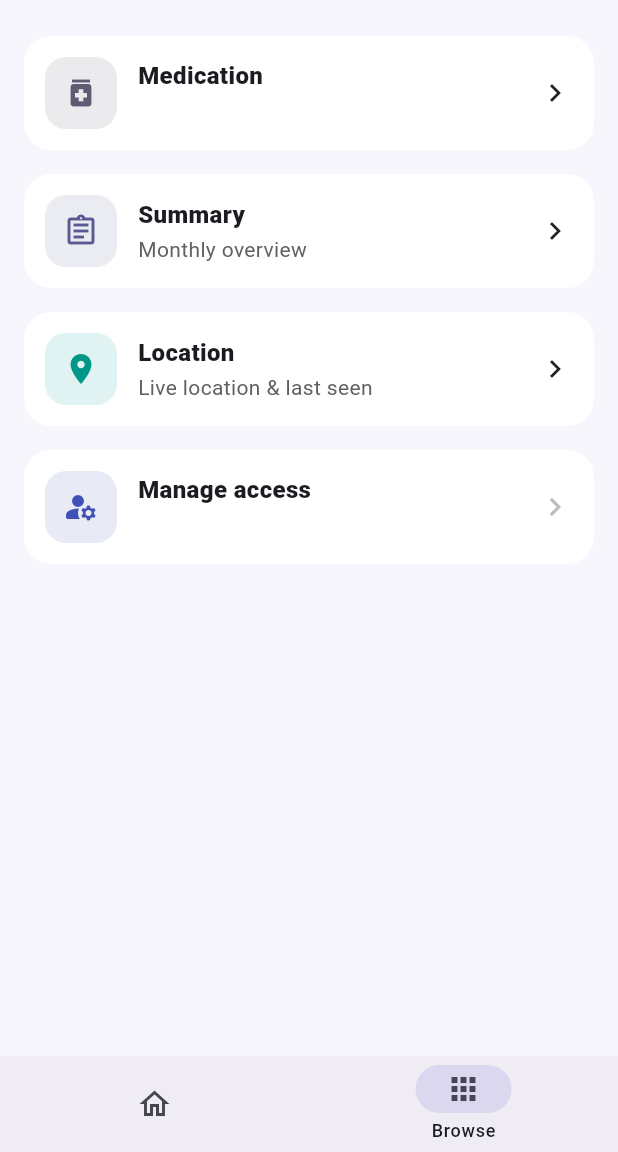
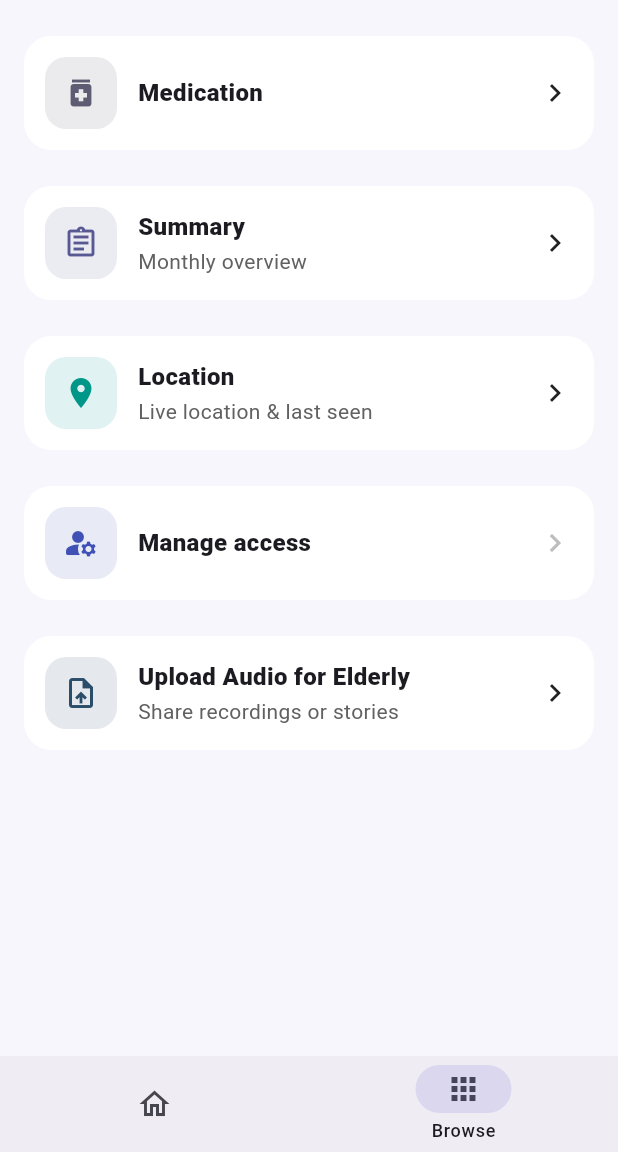
Before and after one commit to Majdalru/2025_GP_13, a Flutter app: the HomeShell screen opened directly, item 2 of the bottom bar chosen, on a phone screen of 412 x 824 dp, the part 84-1236 px from its top. Run offline on Flutter 3.47's test engine with Material 3 defaults, Android fonts, the phone set to English and light mode, and no system bars; our stand-ins replace cloud_firestore, firebase_auth, firebase_core, shared_preferences; accounts and stored records are empty.

Commit message:
Update browse_page.dart

```diff
--- a/lib/Screens/browse_page.dart
+++ b/lib/Screens/browse_page.dart
@@ -2,6 +2,7 @@ import 'package:flutter/material.dart';
 import 'package:flutter_application_1/medmain.dart';
 import 'meds_summary_page.dart';
 import 'location_page.dart';
+import 'upload_audio_page.dart'; // 🆕 صفحة رفع الصوتيات
 
 class BrowsePage extends StatelessWidget {
   const BrowsePage({super.key});
@@ -10,84 +11,119 @@ class BrowsePage extends StatelessWidget {
   Widget build(BuildContext context) {
     final cs = Theme.of(context).colorScheme;
 
-    return ListView(
+    // 🔹 عناصر التصفح (قابلة للتوسّع بسهولة)
+    final items = <_BrowseItem>[
+      _BrowseItem(
+        title: 'Medication',
+        subtitle: '',
+        icon: Icons.medication,
+        color: cs.secondary,
+        onTap: () => Navigator.of(context).push(
+          MaterialPageRoute(builder: (_) => const Medmain()),
+        ),
+      ),
+      _BrowseItem(
+        title: 'Summary',
+        subtitle: 'Monthly overview',
+        icon: Icons.assignment_outlined,
+        color: cs.primary,
+        onTap: () => Navigator.of(context).push(
+          MaterialPageRoute(builder: (_) => const MedsSummaryPage()),
+        ),
+      ),
+      _BrowseItem(
+        title: 'Location',
+        subtitle: 'Live location & last seen',
+        icon: Icons.location_on,
+        color: Colors.teal,
+        onTap: () => Navigator.of(context).push(
+          MaterialPageRoute(builder: (_) => const LocationPage()),
+        ),
+      ),
+      _BrowseItem(
+        title: 'Manage access',
+        subtitle: '',
+        icon: Icons.manage_accounts_rounded,
+        color: Colors.indigo,
+        onTap: null, // غير قابل للنقر
+      ),
+      _BrowseItem(
+        title: 'Upload Audio for Elderly',
+        subtitle: 'Share recordings or stories',
+        icon: Icons.upload_file,
+        color: const Color(0xFF2A4D69),
+        onTap: () => Navigator.of(context).push(
+          MaterialPageRoute(builder: (_) => const UploadAudioPage()),
+        ),
+      ),
+    ];
+
+    return ListView.separated(
       padding: const EdgeInsets.all(16),
-      children: [
-        // Medication — غير قابل للنقر
-        _browseCard(
-          context,
-          leadingBg: cs.secondary.withOpacity(.12),
-          leadingIcon: Icons.medication,
-          leadingIconColor: cs.secondary,
-          title: 'Medication',
-          subtitle: '',
-
-          onTap: () {
-            Navigator.push(
-              context,
-              MaterialPageRoute(
-                builder: (context) => const Medmain(),
-              ), // <-- FIXED
-            );
-          },
-        ),
-
-        // Summary — قابل للنقر
-        _browseCard(
-          context,
-          leadingBg: cs.primary.withOpacity(.12),
-          leadingIcon: Icons.assignment_outlined,
-          leadingIconColor: cs.primary,
-          title: 'Summary',
-          subtitle: 'Monthly overview',
-          onTap: () => Navigator.of(
-            context,
-          ).push(MaterialPageRoute(builder: (_) => const MedsSummaryPage())),
-        ),
-
-        // Location — قابل للنقر
-        _browseCard(
-          context,
-          leadingBg: Colors.teal.withOpacity(.12),
-          leadingIcon: Icons.location_on,
-          leadingIconColor: Colors.teal,
-          title: 'Location',
-          subtitle: 'Live location & last seen',
-          onTap: () => Navigator.of(
-            context,
-          ).push(MaterialPageRoute(builder: (_) => const LocationPage())),
-        ),
-
-        // Manage access — غير قابل للنقر (مثل Medication)
-        _browseCard(
-          context,
-          leadingBg: Colors.indigo.withOpacity(.12),
-          leadingIcon: Icons.manage_accounts_rounded,
-          leadingIconColor: Colors.indigo,
-          title: 'Manage access',
-          subtitle: '',
-          // لا onTap
-        ),
-      ],
+      itemCount: items.length,
+      separatorBuilder: (_, __) => const SizedBox(height: 8),
+      itemBuilder: (context, index) {
+        final it = items[index];
+        return _BrowseCard(
+          leadingBg: it.color.withOpacity(.12),
+          leadingIconColor: it.color,
+          leadingIcon: it.icon,
+          title: it.title,
+          subtitle: it.subtitle,
+          onTap: it.onTap,
+        );
+      },
     );
   }
+}
 
-  // بطاقة موحّدة
-  Widget _browseCard(
-    BuildContext context, {
-    required Color leadingBg,
-    required Color leadingIconColor,
-    required IconData leadingIcon,
-    required String title,
-    String? subtitle,
-    VoidCallback? onTap, // null => غير قابل للنقر
-  }) {
+/// نموذج بيانات بسيط
+class _BrowseItem {
+  final String title;
+  final String? subtitle;
+  final IconData icon;
+  final Color color;
+  final VoidCallback? onTap;
+
+  _BrowseItem({
+    required this.title,
+    required this.subtitle,
+    required this.icon,
+    required this.color,
+    required this.onTap,
+  });
+}
+
+/// تصميم البطاقة الموحدة
+class _BrowseCard extends StatelessWidget {
+  final Color leadingBg;
+  final Color leadingIconColor;
+  final IconData leadingIcon;
+  final String title;
+  final String? subtitle;
+  final VoidCallback? onTap;
+
+  const _BrowseCard({
+    super.key,
+    required this.leadingBg,
+    required this.leadingIconColor,
+    required this.leadingIcon,
+    required this.title,
+    this.subtitle,
+    this.onTap,
+  });
+
+  @override
+  Widget build(BuildContext context) {
+    final tappable = onTap != null;
+
     return Card(
       elevation: 0,
       shape: RoundedRectangleBorder(borderRadius: BorderRadius.circular(18)),
       child: InkWell(
-        onTap: onTap, // إن كانت null لن يستجيب
+        onTap: onTap,
         borderRadius: BorderRadius.circular(18),
+        splashFactory: tappable ? InkRipple.splashFactory : NoSplash.splashFactory,
         child: Padding(
           padding: const EdgeInsets.all(14),
           child: Row(
@@ -112,10 +148,10 @@ class BrowsePage extends StatelessWidget {
                         fontSize: 16,
                       ),
                     ),
-                    if (subtitle != null) ...[
+                    if (subtitle != null && subtitle!.isNotEmpty) ...[
                       const SizedBox(height: 2),
                       Text(
-                        subtitle,
+                        subtitle!,
                         style: TextStyle(color: Colors.grey.shade700),
                       ),
                     ],
@@ -124,7 +160,7 @@ class BrowsePage extends StatelessWidget {
               ),
               Icon(
                 Icons.chevron_right,
-                color: onTap == null ? Colors.grey.shade400 : Colors.black87,
+                color: tappable ? Colors.black87 : Colors.grey.shade400,
               ),
             ],
           ),
```
